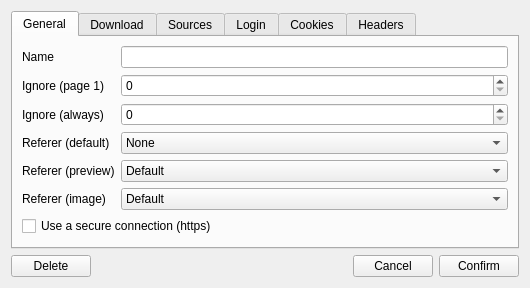
Above: src/gui/src/sources/sources-settings-window.ui from Bionus/imgbrd-grabber before the change. Below: the same form after it.
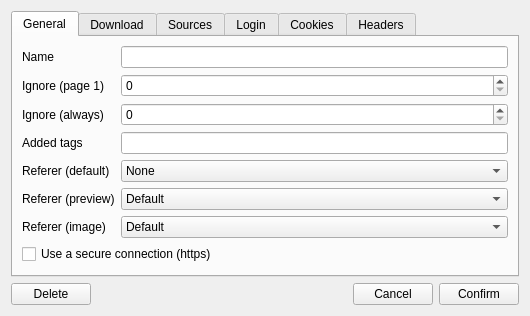
That is the form after the change. Icons and pictures are not drawn.

Diff of the .ui file:
```diff
--- a/src/gui/src/sources/sources-settings-window.ui
+++ b/src/gui/src/sources/sources-settings-window.ui
@@ -31,14 +31,14 @@
        <property name="fieldGrowthPolicy">
         <enum>QFormLayout::AllNonFixedFieldsGrow</enum>
        </property>
-       <item row="3" column="0">
+       <item row="4" column="0">
         <widget class="QLabel" name="labelReferer">
          <property name="text">
           <string>Referer (default)</string>
          </property>
         </widget>
        </item>
-       <item row="3" column="1">
+       <item row="4" column="1">
         <widget class="QComboBox" name="comboReferer">
          <item>
           <property name="text">
@@ -62,14 +62,14 @@
          </item>
         </widget>
        </item>
-       <item row="4" column="0">
+       <item row="5" column="0">
         <widget class="QLabel" name="labelRefererPreview">
          <property name="text">
           <string>Referer (preview)</string>
          </property>
         </widget>
        </item>
-       <item row="4" column="1">
+       <item row="5" column="1">
         <widget class="QComboBox" name="comboRefererPreview">
          <item>
           <property name="text">
@@ -98,14 +98,14 @@
          </item>
         </widget>
        </item>
-       <item row="5" column="0">
+       <item row="6" column="0">
         <widget class="QLabel" name="labelRefererImage">
          <property name="text">
           <string>Referer (image)</string>
          </property>
         </widget>
        </item>
-       <item row="5" column="1">
+       <item row="6" column="1">
         <widget class="QComboBox" name="comboRefererImage">
          <item>
           <property name="text">
@@ -169,7 +169,7 @@
        <item row="2" column="1">
         <widget class="QSpinBox" name="spinIgnoreAlways"/>
        </item>
-       <item row="6" column="0" colspan="2">
+       <item row="7" column="0" colspan="2">
         <widget class="QCheckBox" name="checkSsl">
          <property name="text">
           <string>Use a secure connection (https)</string>
@@ -179,6 +179,16 @@
          </property>
         </widget>
        </item>
+       <item row="3" column="0">
+        <widget class="QLabel" name="labelAddedTags">
+         <property name="text">
+          <string>Added tags</string>
+         </property>
+        </widget>
+       </item>
+       <item row="3" column="1">
+        <widget class="QLineEdit" name="lineAddedTags"/>
+       </item>
       </layout>
      </widget>
      <widget class="QWidget" name="tabDownloads">
```
Left out of the diff: 13 changed lines with no effect on the pictures.
